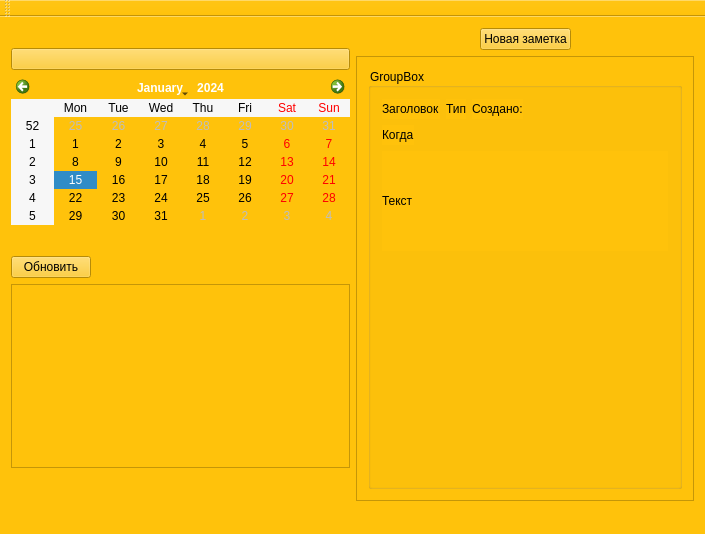
First picture: the form in MattyNotes/mattynotes.ui, repository MattyMatiss/MattyNotesOld, before the edit.
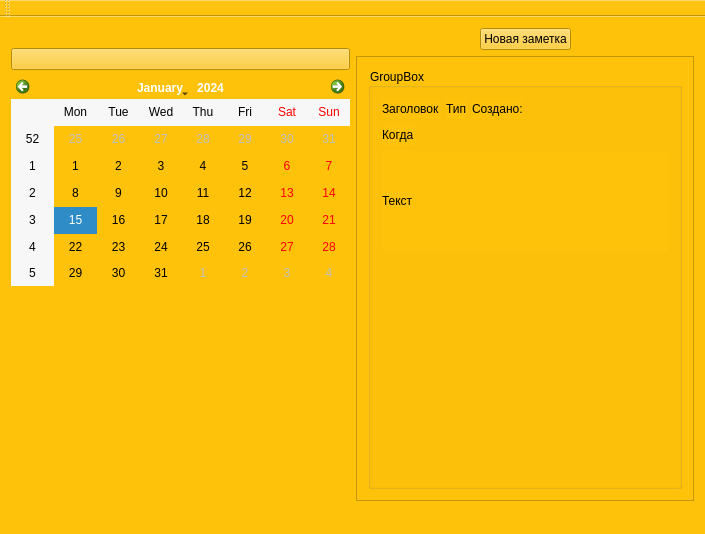
Second picture: the form after the edit. Icons and pictures are not drawn.

Diff of the .ui file:
```diff
--- a/MattyNotes/mattynotes.ui
+++ b/MattyNotes/mattynotes.ui
@@ -313,50 +313,6 @@
       </item>
      </layout>
     </item>
-    <item row="1" column="0">
-     <layout class="QVBoxLayout" name="verticalLayout_2">
-      <item>
-       <layout class="QHBoxLayout" name="horizontalLayout_2">
-        <item>
-         <widget class="QPushButton" name="refreshDb">
-          <property name="text">
-           <string>Обновить</string>
-          </property>
-         </widget>
-        </item>
-        <item>
-         <spacer name="horizontalSpacer_4">
-          <property name="orientation">
-           <enum>Qt::Horizontal</enum>
-          </property>
-          <property name="sizeHint" stdset="0">
-           <size>
-            <width>40</width>
-            <height>20</height>
-           </size>
-          </property>
-         </spacer>
-        </item>
-       </layout>
-      </item>
-      <item>
-       <widget class="QTableView" name="tableView"/>
-      </item>
-      <item>
-       <spacer name="verticalSpacer">
-        <property name="orientation">
-         <enum>Qt::Vertical</enum>
-        </property>
-        <property name="sizeHint" stdset="0">
-         <size>
-          <width>20</width>
-          <height>40</height>
-         </size>
-        </property>
-       </spacer>
-      </item>
-     </layout>
-    </item>
    </layout>
   </widget>
   <widget class="QMenuBar" name="menuBar">
```
